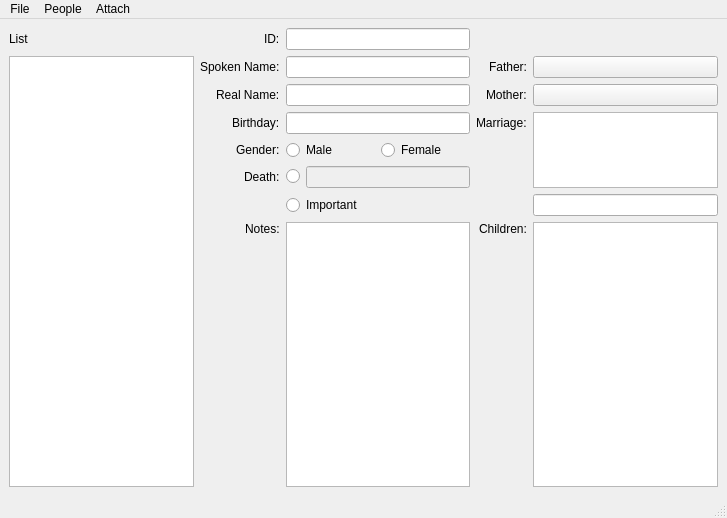
DayGitH/Family-Tree, file worker.ui: the form before one commit.
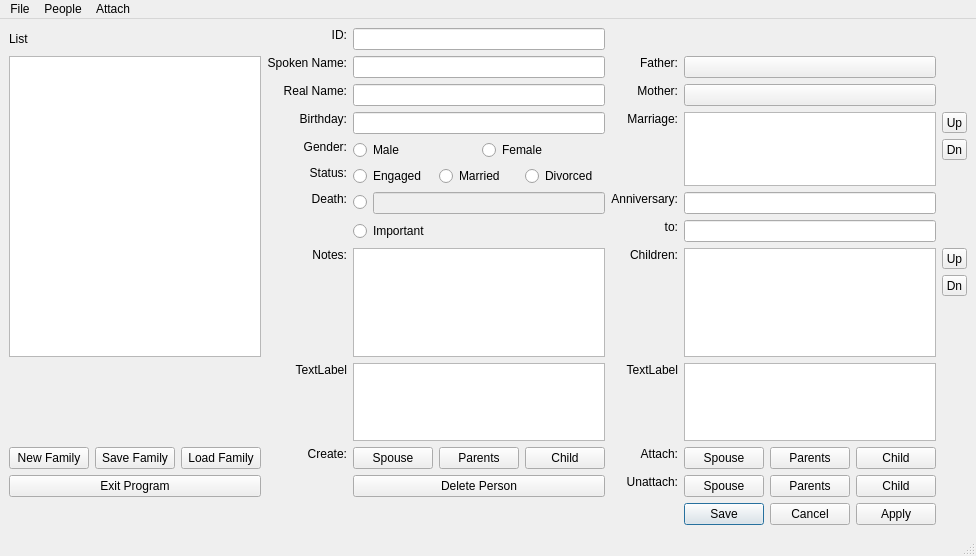
The form after the commit.

Commit message: Reworked frontend GUI. Backend still needs to be reworked.

Diff of the .ui file:
```diff
--- a/worker.ui
+++ b/worker.ui
@@ -6,8 +6,8 @@
    <rect>
     <x>0</x>
     <y>0</y>
-    <width>727</width>
-    <height>518</height>
+    <width>864</width>
+    <height>556</height>
    </rect>
   </property>
   <property name="windowTitle">
@@ -15,86 +15,238 @@
   </property>
   <widget class="QWidget" name="centralwidget">
    <layout class="QGridLayout" name="gridLayout">
-    <item row="5" column="1" alignment="Qt::AlignRight">
-     <widget class="QLabel" name="label_dday">
-      <property name="text">
-       <string>Death:</string>
+    <item row="10" column="4">
+     <widget class="QListWidget" name="primaryList">
+      <property name="maximumSize">
+       <size>
+        <width>16777215</width>
+        <height>120</height>
+       </size>
       </property>
      </widget>
     </item>
-    <item row="5" column="2">
-     <layout class="QHBoxLayout" name="horizontalLayout_2">
+    <item row="10" column="2">
+     <widget class="QListWidget" name="secondaryList">
+      <property name="maximumSize">
+       <size>
+        <width>16777215</width>
+        <height>120</height>
+       </size>
+      </property>
+     </widget>
+    </item>
+    <item row="11" column="0">
+     <layout class="QHBoxLayout" name="horizontalLayout_7">
       <item>
-       <widget class="QRadioButton" name="ddayRadio">
+       <widget class="QPushButton" name="newFamilyButton">
         <property name="text">
-         <string/>
+         <string>New Family</string>
         </property>
-        <property name="autoExclusive">
-         <bool>false</bool>
+       </widget>
+      </item>
+      <item>
+       <widget class="QPushButton" name="saveFamilyButton">
+        <property name="text">
+         <string>Save Family</string>
         </property>
        </widget>
       </item>
       <item>
-       <widget class="QLineEdit" name="ddayEdit">
-        <property name="enabled">
-         <bool>false</bool>
+       <widget class="QPushButton" name="loadFamilyButton">
+        <property name="text">
+         <string>Load Family</string>
         </property>
        </widget>
       </item>
      </layout>
     </item>
-    <item row="7" column="1" alignment="Qt::AlignRight|Qt::AlignTop">
-     <widget class="QLabel" name="label_notes">
-      <property name="text">
-       <string>Notes:</string>
+    <item row="1" column="0" rowspan="9">
+     <widget class="QListWidget" name="peopleList">
+      <property name="sizePolicy">
+       <sizepolicy hsizetype="Expanding" vsizetype="Expanding">
+        <horstretch>0</horstretch>
+        <verstretch>0</verstretch>
+       </sizepolicy>
       </property>
-     </widget>
-    </item>
-    <item row="1" column="3" alignment="Qt::AlignRight">
-     <widget class="QLabel" name="label_father">
-      <property name="text">
-       <string>Father:</string>
+      <property name="minimumSize">
+       <size>
+        <width>180</width>
+        <height>0</height>
+       </size>
       </property>
      </widget>
     </item>
-    <item row="3" column="3" alignment="Qt::AlignRight">
-     <widget class="QLabel" name="label_marriage">
-      <property name="text">
-       <string>Marriage:</string>
+    <item row="11" column="4">
+     <layout class="QHBoxLayout" name="horizontalLayout_3">
+      <property name="sizeConstraint">
+       <enum>QLayout::SetDefaultConstraint</enum>
       </property>
-     </widget>
+      <item>
+       <widget class="QPushButton" name="attachSpouseButton">
+        <property name="text">
+         <string>Spouse</string>
+        </property>
+       </widget>
+      </item>
+      <item>
+       <widget class="QPushButton" name="attachParentsButton">
+        <property name="text">
+         <string>Parents</string>
+        </property>
+       </widget>
+      </item>
+      <item>
+       <widget class="QPushButton" name="attachChildButton">
+        <property name="text">
+         <string>Child</string>
+        </property>
+       </widget>
+      </item>
+     </layout>
     </item>
-    <item row="2" column="3" alignment="Qt::AlignRight">
-     <widget class="QLabel" name="label_mother">
-      <property name="text">
-       <string>Mother:</string>
+    <item row="3" column="2">
+     <widget class="QLineEdit" name="bdayEdit">
+      <property name="toolTip">
+       <string>&lt;html&gt;&lt;head/&gt;&lt;body&gt;&lt;p&gt;&lt;br/&gt;&lt;/p&gt;&lt;/body&gt;&lt;/html&gt;</string>
       </property>
      </widget>
     </item>
+    <item row="3" column="5" rowspan="3">
+     <layout class="QVBoxLayout" name="verticalLayout_2">
+      <item>
+       <widget class="QToolButton" name="moveUpSpouse">
+        <property name="maximumSize">
+         <size>
+          <width>25</width>
+          <height>16777215</height>
+         </size>
+        </property>
+        <property name="text">
+         <string>Up</string>
+        </property>
+       </widget>
+      </item>
+      <item>
+       <widget class="QToolButton" name="moveDnSpouse">
+        <property name="maximumSize">
+         <size>
+          <width>25</width>
+          <height>16777215</height>
+         </size>
+        </property>
+        <property name="text">
+         <string>Dn</string>
+        </property>
+       </widget>
+      </item>
+      <item>
+       <spacer name="verticalSpacer">
+        <property name="orientation">
+         <enum>Qt::Vertical</enum>
+        </property>
+        <property name="sizeHint" stdset="0">
+         <size>
+          <width>20</width>
+          <height>40</height>
+         </size>
+        </property>
+       </spacer>
+      </item>
+     </layout>
+    </item>
+    <item row="7" column="4">
+     <widget class="QLineEdit" name="statusToEdit"/>
+    </item>
+    <item row="8" column="5" rowspan="2">
+     <layout class="QVBoxLayout" name="verticalLayout">
+      <item>
+       <widget class="QToolButton" name="moveUpChild">
+        <property name="maximumSize">
+         <size>
+          <width>25</width>
+          <height>16777215</height>
+         </size>
+        </property>
+        <property name="text">
+         <string>Up</string>
+        </property>
+       </widget>
+      </item>
+      <item>
+       <widget class="QToolButton" name="moveDnChild">
+        <property name="maximumSize">
+         <size>
+          <width>25</width>
+          <height>16777215</height>
+         </size>
+        </property>
+        <property name="text">
+         <string>Dn</string>
+        </property>
+       </widget>
+      </item>
+      <item>
+       <spacer name="verticalSpacer_2">
+        <property name="orientation">
+         <enum>Qt::Vertical</enum>
+        </property>
+        <property name="sizeHint" stdset="0">
+         <size>
+          <width>20</width>
+          <height>40</height>
+         </size>
+        </property>
+       </spacer>
+      </item>
+     </layout>
+    </item>
     <item row="3" column="4" rowspan="3">
      <widget class="QListWidget" name="spouselist"/>
     </item>
-    <item row="0" column="1" alignment="Qt::AlignRight">
-     <widget class="QLabel" name="label_ID">
-      <property name="text">
-       <string>ID:</string>
-      </property>
-     </widget>
+    <item row="6" column="4">
+     <widget class="QLineEdit" name="spouseinfo"/>
     </item>
-    <item row="2" column="1" alignment="Qt::AlignRight">
-     <widget class="QLabel" name="label_realname">
-      <property name="text">
-       <string>Real Name:</string>
-      </property>
-     </widget>
+    <item row="8" column="4" rowspan="2">
+     <widget class="QListWidget" name="childrenlist"/>
     </item>
-    <item row="3" column="1" alignment="Qt::AlignRight">
-     <widget class="QLabel" name="label_bday">
+    <item row="8" column="2" rowspan="2">
+     <widget class="QTextEdit" name="notesEdit"/>
+    </item>
+    <item row="11" column="2">
+     <layout class="QHBoxLayout" name="horizontalLayout_4">
+      <item>
+       <widget class="QPushButton" name="createSpouseButton">
+        <property name="text">
+         <string>Spouse</string>
+        </property>
+       </widget>
+      </item>
+      <item>
+       <widget class="QPushButton" name="createParentsButton">
+        <property name="text">
+         <string>Parents</string>
+        </property>
+       </widget>
+      </item>
+      <item>
+       <widget class="QPushButton" name="createChildButton">
+        <property name="text">
+         <string>Child</string>
+        </property>
+       </widget>
+      </item>
+     </layout>
+    </item>
+    <item row="12" column="2">
+     <widget class="QPushButton" name="deletePersonButton">
       <property name="text">
-       <string>Birthday:</string>
+       <string>Delete Person</string>
       </property>
      </widget>
     </item>
+    <item row="1" column="2">
+     <widget class="QLineEdit" name="nicknameEdit"/>
+    </item>
     <item row="0" column="2">
      <widget class="QLineEdit" name="keyEdit">
       <property name="readOnly">
@@ -102,19 +254,16 @@
       </property>
      </widget>
     </item>
-    <item row="1" column="2">
-     <widget class="QLineEdit" name="nicknameEdit"/>
-    </item>
-    <item row="1" column="1" alignment="Qt::AlignRight">
-     <widget class="QLabel" name="label_nickname">
-      <property name="text">
-       <string>Spoken Name:</string>
-      </property>
-     </widget>
-    </item>
     <item row="2" column="2">
      <widget class="QLineEdit" name="realnameEdit"/>
     </item>
+    <item row="0" column="0">
+     <widget class="QLabel" name="peopleListLabel">
+      <property name="text">
+       <string>List</string>
+      </property>
+     </widget>
+    </item>
     <item row="4" column="2">
      <layout class="QHBoxLayout" name="horizontalLayout">
       <item>
@@ -133,24 +282,112 @@
       </item>
      </layout>
     </item>
-    <item row="4" column="1" alignment="Qt::AlignRight">
-     <widget class="QLabel" name="label_gender">
+    <item row="1" column="4">
+     <widget class="QPushButton" name="fatherButton">
       <property name="text">
-       <string>Gender:</string>
+       <string/>
       </property>
      </widget>
     </item>
-    <item row="3" column="2">
-     <widget class="QLineEdit" name="bdayEdit"/>
+    <item row="2" column="4">
+     <widget class="QPushButton" name="motherButton">
+      <property name="text">
+       <string/>
+      </property>
+     </widget>
     </item>
-    <item row="0" column="0">
-     <widget class="QLabel" name="label_primarylist">
+    <item row="12" column="4">
+     <layout class="QHBoxLayout" name="horizontalLayout_5">
+      <item>
+       <widget class="QPushButton" name="unattachSpouseButton">
+        <property name="text">
+         <string>Spouse</string>
+        </property>
+       </widget>
+      </item>
+      <item>
+       <widget class="QPushButton" name="unattachParentsButton">
+        <property name="text">
+         <string>Parents</string>
+        </property>
+       </widget>
+      </item>
+      <item>
+       <widget class="QPushButton" name="unattachChildButton">
+        <property name="text">
+         <string>Child</string>
+        </property>
+       </widget>
+      </item>
+     </layout>
+    </item>
+    <item row="12" column="0">
+     <widget class="QPushButton" name="exitButton">
       <property name="text">
-       <string>List</string>
+       <string>Exit Program</string>
       </property>
      </widget>
     </item>
+    <item row="13" column="4">
+     <widget class="QDialogButtonBox" name="saveBox">
+      <property name="orientation">
+       <enum>Qt::Horizontal</enum>
+      </property>
+      <property name="standardButtons">
+       <set>QDialogButtonBox::Apply|QDialogButtonBox::Cancel|QDialogButtonBox::Save</set>
+      </property>
+      <property name="centerButtons">
+       <bool>true</bool>
+      </property>
+     </widget>
+    </item>
+    <item row="5" column="2">
+     <layout class="QHBoxLayout" name="horizontalLayout_6">
+      <item>
+       <widget class="QRadioButton" name="secondStatusRadio">
+        <property name="text">
+         <string>Engaged</string>
+        </property>
+       </widget>
+      </item>
+      <item>
+       <widget class="QRadioButton" name="firstStatusRadio">
+        <property name="text">
+         <string>Married</string>
+        </property>
+       </widget>
+      </item>
+      <item>
+       <widget class="QRadioButton" name="thirdStatusRadio">
+        <property name="text">
+         <string>Divorced</string>
+        </property>
+       </widget>
+      </item>
+     </layout>
+    </item>
     <item row="6" column="2">
+     <layout class="QHBoxLayout" name="horizontalLayout_2">
+      <item>
+       <widget class="QRadioButton" name="ddayRadio">
+        <property name="text">
+         <string/>
+        </property>
+        <property name="autoExclusive">
+         <bool>false</bool>
+        </property>
+       </widget>
+      </item>
+      <item>
+       <widget class="QLineEdit" name="ddayEdit">
+        <property name="enabled">
+         <bool>false</bool>
+        </property>
+       </widget>
+      </item>
+     </layout>
+    </item>
+    <item row="7" column="2">
      <widget class="QRadioButton" name="impRadio">
       <property name="text">
        <string>Important</string>
@@ -160,45 +397,195 @@
       </property>
      </widget>
     </item>
-    <item row="7" column="2" rowspan="2">
-     <widget class="QTextEdit" name="notesEdit"/>
+    <item row="3" column="1">
+     <widget class="QLabel" name="bdayLabel">
+      <property name="text">
+       <string>Birthday:</string>
+      </property>
+      <property name="alignment">
+       <set>Qt::AlignRight|Qt::AlignTop|Qt::AlignTrailing</set>
+      </property>
+     </widget>
     </item>
-    <item row="1" column="0" rowspan="8">
-     <widget class="QListWidget" name="peoplelist">
-      <property name="sizePolicy">
-       <sizepolicy hsizetype="Expanding" vsizetype="Expanding">
-        <horstretch>0</horstretch>
-        <verstretch>0</verstretch>
-       </sizepolicy>
+    <item row="11" column="1">
+     <widget class="QLabel" name="createLabel">
+      <property name="text">
+       <string>Create:</string>
       </property>
+      <property name="alignment">
+       <set>Qt::AlignRight|Qt::AlignTop|Qt::AlignTrailing</set>
+      </property>
      </widget>
     </item>
-    <item row="2" column="4">
-     <widget class="QPushButton" name="motherButton">
+    <item row="8" column="1">
+     <widget class="QLabel" name="notesLabel">
       <property name="text">
-       <string/>
+       <string>Notes:</string>
       </property>
+      <property name="alignment">
+       <set>Qt::AlignRight|Qt::AlignTop|Qt::AlignTrailing</set>
+      </property>
      </widget>
     </item>
-    <item row="1" column="4">
-     <widget class="QPushButton" name="fatherButton">
+    <item row="7" column="3">
+     <widget class="QLabel" name="statusToLabel">
       <property name="text">
-       <string/>
+       <string>to:</string>
       </property>
+      <property name="alignment">
+       <set>Qt::AlignRight|Qt::AlignTop|Qt::AlignTrailing</set>
+      </property>
      </widget>
     </item>
-    <item row="7" column="4" rowspan="2">
-     <widget class="QListWidget" name="childrenlist"/>
+    <item row="0" column="1">
+     <widget class="QLabel" name="IDLabel">
+      <property name="text">
+       <string>ID:</string>
+      </property>
+      <property name="alignment">
+       <set>Qt::AlignRight|Qt::AlignTop|Qt::AlignTrailing</set>
+      </property>
+     </widget>
     </item>
-    <item row="7" column="3" alignment="Qt::AlignRight|Qt::AlignTop">
-     <widget class="QLabel" name="label_children">
+    <item row="4" column="1">
+     <widget class="QLabel" name="genderLabel">
+      <property name="text">
+       <string>Gender:</string>
+      </property>
+      <property name="alignment">
+       <set>Qt::AlignRight|Qt::AlignTop|Qt::AlignTrailing</set>
+      </property>
+     </widget>
+    </item>
+    <item row="2" column="1">
+     <widget class="QLabel" name="realnameLabel">
+      <property name="text">
+       <string>Real Name:</string>
+      </property>
+      <property name="alignment">
+       <set>Qt::AlignRight|Qt::AlignTop|Qt::AlignTrailing</set>
+      </property>
+     </widget>
+    </item>
+    <item row="5" column="1">
+     <widget class="QLabel" name="statusLabel">
+      <property name="text">
+       <string>Status:</string>
+      </property>
+      <property name="alignment">
+       <set>Qt::AlignRight|Qt::AlignTop|Qt::AlignTrailing</set>
+      </property>
+     </widget>
+    </item>
+    <item row="6" column="1">
+     <widget class="QLabel" name="ddayLabel">
+      <property name="text">
+       <string>Death:</string>
+      </property>
+      <property name="alignment">
+       <set>Qt::AlignRight|Qt::AlignTop|Qt::AlignTrailing</set>
+      </property>
+     </widget>
+    </item>
+    <item row="10" column="3">
+     <widget class="QLabel" name="primaryListLabel">
+      <property name="text">
+       <string>TextLabel</string>
+      </property>
+      <property name="alignment">
+       <set>Qt::AlignRight|Qt::AlignTop|Qt::AlignTrailing</set>
+      </property>
+     </widget>
+    </item>
+    <item row="10" column="1">
+     <widget class="QLabel" name="secondaryListLabel">
+      <property name="text">
+       <string>TextLabel</string>
+      </property>
+      <property name="alignment">
+       <set>Qt::AlignRight|Qt::AlignTop|Qt::AlignTrailing</set>
+      </property>
+     </widget>
+    </item>
+    <item row="11" column="3">
+     <widget class="QLabel" name="attachLabel">
+      <property name="text">
+       <string>Attach:</string>
+      </property>
+      <property name="alignment">
+       <set>Qt::AlignRight|Qt::AlignTop|Qt::AlignTrailing</set>
+      </property>
+     </widget>
+    </item>
+    <item row="6" column="3">
+     <widget class="QLabel" name="anniversaryLabel">
+      <property name="text">
+       <string>Anniversary:</string>
+      </property>
+      <property name="alignment">
+       <set>Qt::AlignRight|Qt::AlignTop|Qt::AlignTrailing</set>
+      </property>
+     </widget>
+    </item>
+    <item row="1" column="1">
+     <widget class="QLabel" name="nicknameLabel">
+      <property name="text">
+       <string>Spoken Name:</string>
+      </property>
+      <property name="alignment">
+       <set>Qt::AlignRight|Qt::AlignTop|Qt::AlignTrailing</set>
+      </property>
+     </widget>
+    </item>
+    <item row="12" column="3">
+     <widget class="QLabel" name="unattachLabel">
+      <property name="text">
+       <string>Unattach:</string>
+      </property>
+      <property name="alignment">
+       <set>Qt::AlignRight|Qt::AlignTop|Qt::AlignTrailing</set>
+      </property>
+     </widget>
+    </item>
+    <item row="8" column="3">
+     <widget class="QLabel" name="childrenLabel">
       <property name="text">
        <string>Children:</string>
       </property>
+      <property name="alignment">
+       <set>Qt::AlignRight|Qt::AlignTop|Qt::AlignTrailing</set>
+      </property>
      </widget>
     </item>
-    <item row="6" column="4">
-     <widget class="QLineEdit" name="spouseinfo"/>
+    <item row="3" column="3">
+     <widget class="QLabel" name="marriageLabel">
+      <property name="text">
+       <string>Marriage:</string>
+      </property>
+      <property name="alignment">
+       <set>Qt::AlignRight|Qt::AlignTop|Qt::AlignTrailing</set>
+      </property>
+     </widget>
+    </item>
+    <item row="2" column="3">
+     <widget class="QLabel" name="motherLabel">
+      <property name="text">
+       <string>Mother:</string>
+      </property>
+      <property name="alignment">
+       <set>Qt::AlignRight|Qt::AlignTop|Qt::AlignTrailing</set>
+      </property>
+     </widget>
+    </item>
+    <item row="1" column="3">
+     <widget class="QLabel" name="fatherLabel">
+      <property name="text">
+       <string>Father:</string>
+      </property>
+      <property name="alignment">
+       <set>Qt::AlignRight|Qt::AlignTop|Qt::AlignTrailing</set>
+      </property>
+     </widget>
     </item>
    </layout>
   </widget>
@@ -207,7 +594,7 @@
     <rect>
      <x>0</x>
      <y>0</y>
-     <width>727</width>
+     <width>864</width>
      <height>21</height>
     </rect>
    </property>
```
Left out of the diff: 13 changed lines with no effect on the pictures. The commit also changes 2 other files.
